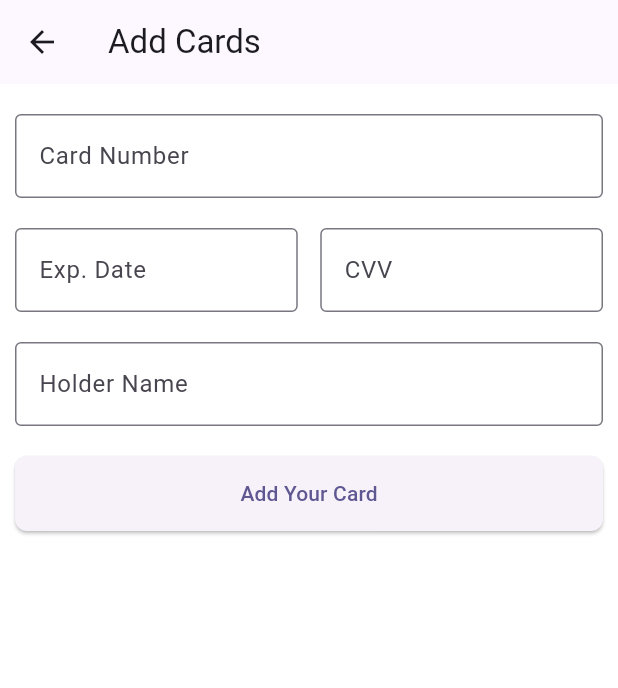
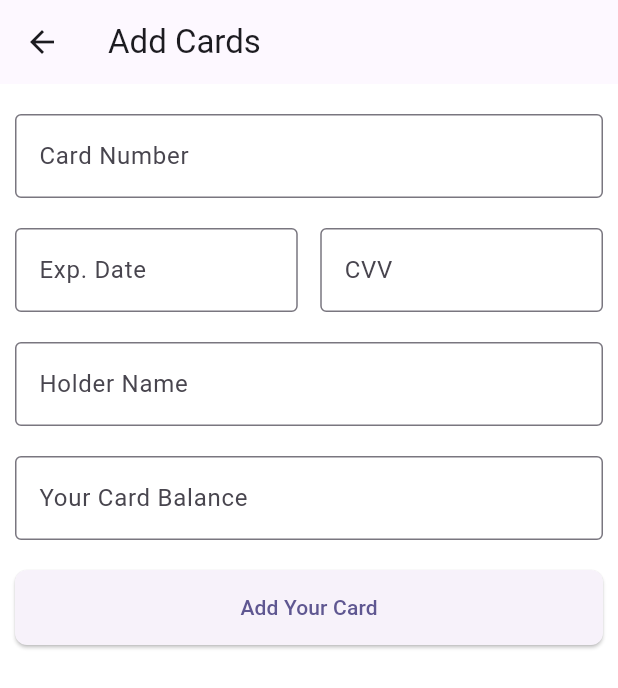
Before and after one commit to MujahidAmin1/expense_trackerv2, a Flutter app: the AddCard screen opened directly, after a tap on "Add Your Card", on a phone screen of 412 x 824 dp. Shown: the top 688 px of the screen. Run offline on Flutter 3.47's test engine with Material 3 defaults, Android fonts, the phone set to English and light mode, and no system bars; our stand-ins replace hive, hive_flutter; missing offline and left inert: pattern_formatter; accounts and stored records are empty.

Commit message:
balance update fixed

```diff
--- a/lib/models/transaction.dart
+++ b/lib/models/transaction.dart
@@ -31,5 +31,5 @@ class Credit extends HiveObject {
   String? expDate;
   @HiveField(4)
   String? cvv;
-  Credit({required this.holderName, required this.cardNumber, required this.expDate, this.balance = 0.0, required this.cvv});
+  Credit({this.holderName, this.cardNumber, this.expDate, this.balance = 0.0,this.cvv});
 }
--- a/lib/screens/add_card.dart
+++ b/lib/screens/add_card.dart
@@ -1,7 +1,10 @@
 import 'package:expensetrackerv2/models/transaction.dart';
 import 'package:expensetrackerv2/providers/transaction_provider.dart';
 import 'package:flutter/material.dart';
+import 'package:intl/intl.dart';
+import 'package:pattern_formatter/numeric_formatter.dart';
 import 'package:provider/provider.dart';
+import '../widgets/monthyear_formatter.dart';
 
 class AddCard extends StatefulWidget {
   const AddCard({super.key});
@@ -14,17 +17,22 @@ TextEditingController? cardNumberController;
 TextEditingController? holderNameController;
 TextEditingController? cvvController;
 TextEditingController? expDateController;
+TextEditingController? balanceController;
 
 class _AddCardState extends State<AddCard> {
+  double? balance;
   @override
   void initState() {
     cardNumberController = TextEditingController();
     holderNameController = TextEditingController();
     cvvController = TextEditingController();
     expDateController = TextEditingController();
+    balanceController = TextEditingController();
     super.initState();
   }
-
+  double? convToDouble(String text){
+     return double.tryParse(text);
+  }
   @override
   Widget build(BuildContext context) {
     var creditProvider = Provider.of<TransactionProvider>(context);
@@ -38,6 +46,9 @@ class _AddCardState extends State<AddCard> {
           children: [
             const SizedBox(height: 20),
             TextField(
+              inputFormatters: [
+                CreditCardFormatter(),
+              ],
               controller: cardNumberController,
               decoration: const InputDecoration(
                 labelText: 'Card Number',
@@ -50,6 +61,10 @@ class _AddCardState extends State<AddCard> {
               children: [
                 Flexible(
                   child: TextField(
+                    inputFormatters: [
+                      MonthYearInputFormatter(),
+                    ],
+                    keyboardType: TextInputType.number,
                     controller: expDateController,
                     decoration: const InputDecoration(
                       labelText: 'Exp. Date',
@@ -61,6 +76,7 @@ class _AddCardState extends State<AddCard> {
                 const SizedBox(width: 15),
                 Flexible(
                   child: TextField(
+                    keyboardType: TextInputType.number,
                     controller: cvvController,
                     decoration: const InputDecoration(
                       labelText: 'CVV',
@@ -81,13 +97,25 @@ class _AddCardState extends State<AddCard> {
               ),
             ),
             const SizedBox(height: 20),
+            TextField(
+              keyboardType: TextInputType.number,
+              controller: balanceController,
+              decoration: const InputDecoration(
+                labelText: 'Your Card Balance',
+                hintText: '123...',
+                border: OutlineInputBorder(),
+              ),
+            ),
+            const SizedBox(height: 20),
             ElevatedButton(
               onPressed: () {
+                balance = convToDouble(balanceController!.text);
                 final credit = Credit(
                   holderName: holderNameController!.text,
                   cardNumber: cardNumberController!.text,
                   expDate: expDateController!.text,
                   cvv: cvvController!.text,
+                  balance: balance,
                 );
                 creditProvider.createCard(credit);
               },
--- a/lib/screens/first_screen.dart
+++ b/lib/screens/first_screen.dart
@@ -102,8 +102,35 @@ class _FirstScreenState extends State<FirstScreen> {
                         ),
                       ),
                     )
-                    : CreditCard(
-                      credit: transactionProvider.creditCard!,
+                    : GestureDetector(
+                      onLongPress: (){
+                        showDialog(
+                          context: context,
+                           builder: (context){
+                            return AlertDialog(
+                              content: Column(
+                                children: [
+                                  Text("Are you sure you want to delete?"),
+                                  Row(
+                                    children: [
+                                      TextButton(
+                                        onPressed: (){
+                                          transactionProvider.deleteCard();
+                                          Navigator.pop(context);
+                                        },
+                                        child: Text("Yes"),
+                                        )
+                                    ],
+                                  )
+                                ],
+                              )
+                            );
+                           }
+                           );
+                      },
+                      child: CreditCard(
+                        credit: transactionProvider.creditCard,
+                      ),
                     ),
                     const SizedBox(height: 30),
                     const Text(
--- a/lib/screens/home.dart
+++ b/lib/screens/home.dart
@@ -27,7 +27,7 @@ class _HomeScreenState extends State<HomeScreen> {
       floatingActionButton: FloatingActionButton(
         shape: CircleBorder(),
         backgroundColor: const Color(0xFF291e60),
-        child: const Icon(Icons.add, color: Colors.white,),
+        child: const Icon(Icons.add, color: Color.fromARGB(255, 172, 158, 158),),
         onPressed: () {
           Navigator.push(
             context,
```
Also changed, not shown: lib/providers/transaction_provider.dart (+42 -4 lines), lib/widgets/monthyear_formatter.dart (added, +26 -0 lines).
